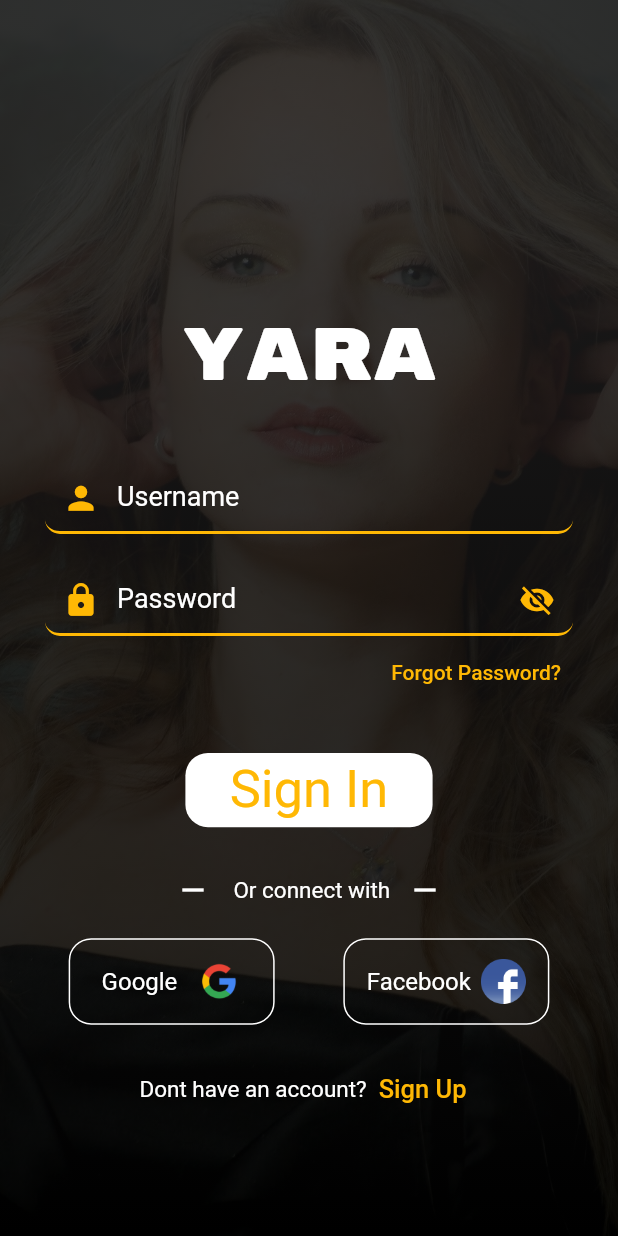
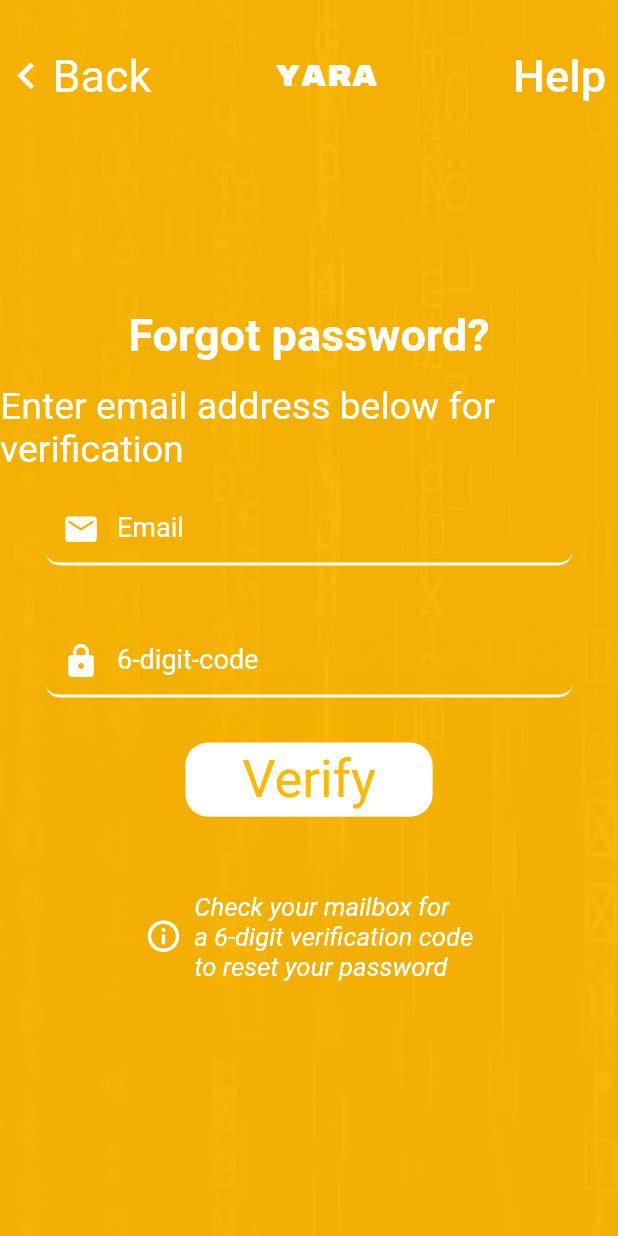
Before and after one commit to Ambrosekol/yara_app, a Flutter app: the LoginScreen screen opened by its route, after a tap on "Forgot Password?", on a phone screen of 412 x 824 dp. Run offline on Flutter 3.47's test engine with Material 2 defaults, Android fonts, the phone set to English and light mode, and no system bars; Roboto replaces fonts that are missing (Dongle).

Commit message:
added forgot password screen

```diff
--- a/lib/main.dart
+++ b/lib/main.dart
@@ -1,4 +1,5 @@
 import 'package:flutter/material.dart';
+import 'package:yara_app/screens/forgot_password.dart';
 import 'package:yara_app/screens/loginscreen.dart';
 import 'package:yara_app/screens/welcomescreen.dart';
 
@@ -13,11 +14,13 @@ class MyApp extends StatelessWidget {
   @override
   Widget build(BuildContext context) {
     return MaterialApp(
+      debugShowCheckedModeBanner: false,
       // initialRoute: 'firstWelcomeScreen',
       routes: {
         'firstWelcomScreen': (context) => const WelcomeScreen(),
         'secondWelcomeScreen': (context) => const SecondScreen(),
-        'loginScreen': (context) => const LoginScreen()
+        'loginScreen': (context) => const LoginScreen(),
+        'fg_password': (context) => const ForgotPassword(),
       },
       home: const Scaffold(
         body: WelcomeScreen(),
--- /dev/null
+++ b/lib/screens/forgot_password.dart
@@ -0,0 +1,230 @@
+import 'package:flutter/material.dart';
+
+class ForgotPassword extends StatefulWidget {
+  const ForgotPassword({super.key});
+
+  @override
+  State<ForgotPassword> createState() => _ForgotPasswordState();
+}
+
+class _ForgotPasswordState extends State<ForgotPassword> {
+  final Color _brandColor = const Color.fromARGB(255, 255, 184, 4);
+  final InputBorder _underlinedBorder = UnderlineInputBorder(
+      borderSide: const BorderSide(color: Colors.white, width: 2.0),
+      borderRadius: BorderRadius.circular(10.0));
+  @override
+  Widget build(BuildContext context) {
+    return Scaffold(
+      body: Container(
+        decoration: const BoxDecoration(
+          image: DecorationImage(
+            fit: BoxFit.cover,
+            image: AssetImage('assets/images/password_bg_image.jpg'),
+          ),
+        ),
+        child: Stack(
+          alignment: Alignment.bottomCenter,
+          children: [
+            Container(
+              decoration: const BoxDecoration(
+                gradient: LinearGradient(
+                  // stops: [0.1, 0.2],
+                  begin: Alignment.topCenter,
+                  end: Alignment.bottomCenter,
+                  colors: [
+                    Color.fromARGB(244, 255, 184, 4),
+                    Color.fromARGB(243, 255, 184, 4),
+                  ],
+                ),
+              ),
+            ),
+            ListView(
+              // mainAxisAlignment: MainAxisAlignment.end,
+              children: [
+                SizedBox(height: MediaQuery.of(context).size.height / 4),
+                const Center(
+                  child: Text(
+                    'Forgot password?',
+                    style: TextStyle(
+                        fontSize: 30.0,
+                        color: Colors.white,
+                        fontFamily: 'Dongle',
+                        fontWeight: FontWeight.bold),
+                  ),
+                ),
+                const SizedBox(height: 15.0),
+                const Center(
+                  child: Text(
+                    'Enter email address below for verification',
+                    style: TextStyle(
+                      fontSize: 25.0,
+                      color: Colors.white,
+                      fontFamily: 'Dongle',
+                      // fontWeight: FontWeight.bold,
+                    ),
+                  ),
+                ),
+                const SizedBox(height: 15.0),
+                Container(
+                  padding: const EdgeInsets.symmetric(horizontal: 30.0),
+                  child: Column(
+                    children: [
+                      TextField(
+                        style: const TextStyle(
+                            color: Colors.white, fontSize: 18.0),
+                        cursorColor: _brandColor,
+                        cursorHeight: 25.0,
+                        // enabled: true,
+                        // controller: _emailController,
+                        keyboardType: TextInputType.emailAddress,
+                        decoration: inputDecorationWidget(
+                          null,
+                          icon: Icons.email,
+                          identifier: 'Email',
+                        ),
+                      ),
+                      const SizedBox(height: 40.0),
+                      TextField(
+                        style: const TextStyle(
+                            color: Colors.white, fontSize: 18.0),
+                        cursorColor: _brandColor,
+                        cursorHeight: 25.0,
+                        // enabled: true,
+                        // controller: _emailController,
+                        obscureText: false,
+                        // obscuringCharacter: '*',
+                        decoration: inputDecorationWidget(
+                          null,
+                          icon: Icons.lock,
+                          identifier: '6-digit-code',
+                        ),
+                      ),
+                    ],
+                  ),
+                ),
+                const SizedBox(height: 30.0),
+                InkWell(
+                  onTap: () => null,
+                  // Navigator.pushReplacement(context,
+                  //     MaterialPageRoute(builder: (context) => LoginScreen())),
+                  child: Container(
+                    margin: EdgeInsets.symmetric(
+                        horizontal: MediaQuery.of(context).size.width * 0.3),
+                    // width:,
+                    height: MediaQuery.of(context).size.height * 0.06,
+                    decoration: BoxDecoration(
+                        color: Colors.white,
+                        borderRadius: BorderRadius.circular(15)),
+                    child: Center(
+                      child: Text(
+                        'Verify',
+                        style: TextStyle(
+                            decoration: TextDecoration.none,
+                            color: _brandColor,
+                            fontSize: 35.0,
+                            fontFamily: 'Dongle'),
+                      ),
+                    ),
+                  ),
+                ),
+                const SizedBox(height: 50.0),
+                Row(
+                  mainAxisAlignment: MainAxisAlignment.center,
+                  children: const [
+                    Icon(
+                      Icons.info_outline,
+                      size: 25.0,
+                      color: Colors.white,
+                    ),
+                    SizedBox(width: 8.0),
+                    Text(
+                      'Check your mailbox for\na 6-digit verification code\nto reset your password',
+                      style: TextStyle(
+                        color: Colors.white,
+                        fontSize: 17.0,
+                        fontStyle: FontStyle.italic,
+                      ),
+                    ),
+                  ],
+                ),
+              ],
+            ),
+            Align(
+              alignment: Alignment.topCenter,
+              child: Container(
+                margin: const EdgeInsets.only(top: 25),
+                child: Row(
+                  mainAxisAlignment: MainAxisAlignment.spaceBetween,
+                  children: [
+                    InkWell(
+                      onTap: () => Navigator.pop(context),
+                      child: Row(
+                        crossAxisAlignment: CrossAxisAlignment.center,
+                        mainAxisAlignment: MainAxisAlignment.start,
+                        children: const [
+                          Icon(
+                            Icons.chevron_left,
+                            size: 35.0,
+                            color: Colors.white,
+                          ),
+                          Text(
+                            'Back',
+                            style: TextStyle(
+                              color: Colors.white,
+                              fontFamily: 'Dongle',
+                              fontSize: 30.0,
+                            ),
+                          ),
+                        ],
+                      ),
+                    ),
+                    const Text(
+                      'YARA',
+                      style: TextStyle(
+                          fontSize: 20.0,
+                          color: Colors.white,
+                          fontFamily: 'Rubik'),
+                    ),
+                    TextButton(
+                      onPressed:
+                          () {}, // Help Button Function (hope to make it an Alert Box)
+                      child: const Text(
+                        'Help',
+                        style: TextStyle(
+                          color: Colors.white,
+                          fontFamily: 'Dongle',
+                          fontSize: 30.0,
+                        ),
+                      ),
+                    )
+                  ],
+                ),
+              ),
+            ),
+          ],
+        ),
+      ),
+    );
+  }
+
+  InputDecoration inputDecorationWidget(
+    Widget? suffix, {
+    required String identifier,
+    required IconData icon,
+  }) {
+    return InputDecoration(
+      isCollapsed: false,
+      hintStyle: const TextStyle(color: Colors.white, fontSize: 18.0),
+      prefixIcon: Icon(
+        icon,
+        color: Colors.white,
+        size: 25.0,
+      ),
+      suffixIcon: suffix,
+      hintText: identifier,
+      focusedBorder: _underlinedBorder,
+      enabledBorder: _underlinedBorder,
+      border: _underlinedBorder,
+    );
+  }
+}
--- a/lib/screens/loginscreen.dart
+++ b/lib/screens/loginscreen.dart
@@ -115,7 +115,9 @@ class _LoginScreenState extends State<LoginScreen> {
                       Align(
                         alignment: Alignment.centerRight,
                         child: TextButton(
-                            onPressed: () {},
+                            onPressed: () {
+                              Navigator.pushNamed(context, 'fg_password');
+                            },
                             child: Text(
                               'Forgot Password?',
                               style: TextStyle(color: _brandColor),
--- a/pubspec.yaml
+++ b/pubspec.yaml
@@ -66,6 +66,7 @@ flutter:
     - assets/images/loginbgimage.jpg
     - assets/images/fb-logo.png
     - assets/images/google-logo.png
+    - assets/images/password_bg_image.jpg
 
   # An image asset can refer to one or more resolution-specific "variants", see
   # https://flutter.dev/assets-and-images/#resolution-aware
```
Also changed, not shown: assets/images/password_bg_image.jpg (added).
